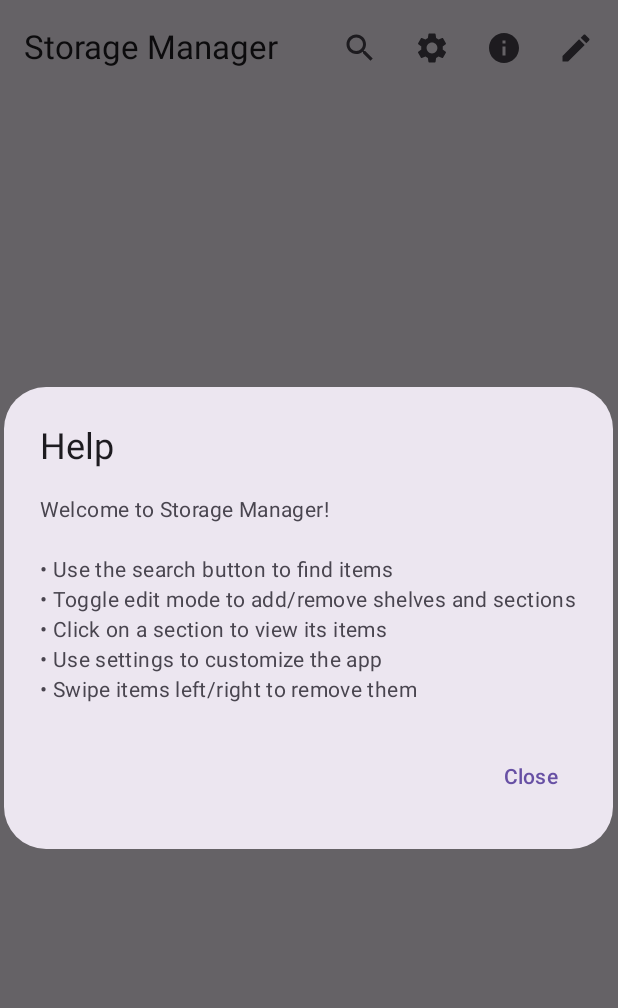
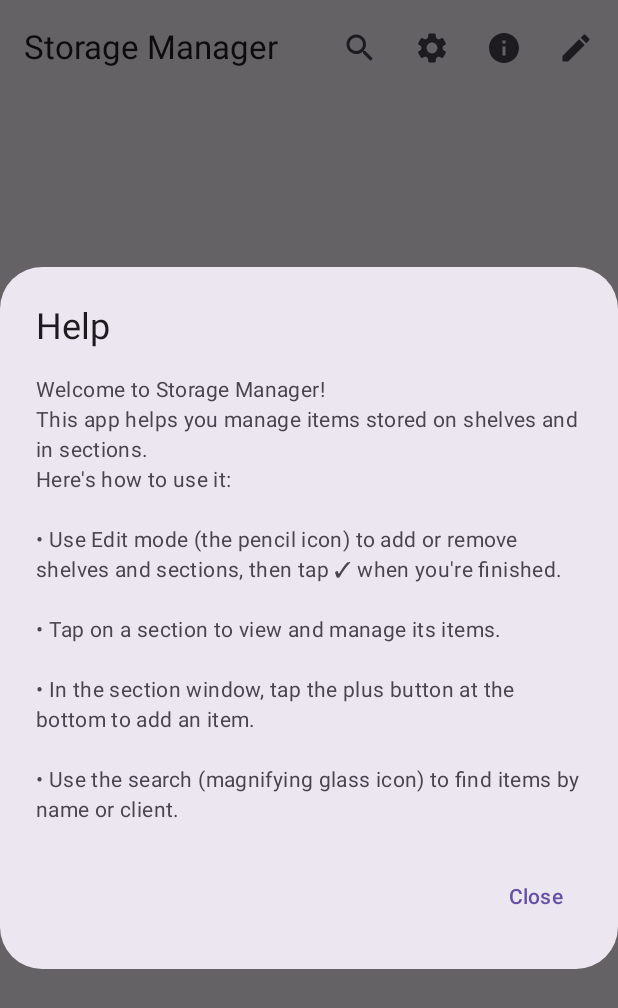
Before and after one commit to Assaf-Megirov/storage-manager, an Android app built with Jetpack Compose: the screen it shows after launch (MainActivity), after a tap on "Help", on a phone screen of 412 x 824 dp. Shown: the top 1008 px of the screen. Run offline under Robolectric (Android 15) with nearby library versions, the phone set to English and light mode, and no system bars.

Commit message:
Fix: changed english version of help message to normal

```diff
--- a/app/src/main/res/values/strings.xml
+++ b/app/src/main/res/values/strings.xml
@@ -83,7 +83,7 @@
     <!-- Help -->
     <string name="help">Help</string>
     <string name="close">Close</string>
-    <string name="help_message">Welcome to Storage Manager!\n\n• Use the search button to find items\n• Toggle edit mode to add/remove shelves and sections\n• Click on a section to view its items\n• Use settings to customize the app\n• Swipe items left/right to remove them</string>
+    <string name="help_message">Welcome to Storage Manager!\nThis app helps you manage items stored on shelves and in sections.\nHere\'s how to use it:\n\n• Use Edit mode (the pencil icon) to add or remove shelves and sections, then tap ✓ when you\'re finished.\n\n• Tap on a section to view and manage its items.\n\n• In the section window, tap the plus button at the bottom to add an item.\n\n• Use the search (magnifying glass icon) to find items by name or client.</string>
     <string name="edit_item">Edit Item</string>
     <string name="save">Save</string>
 </resources>
```
Also changed, not shown: 2 other files.
